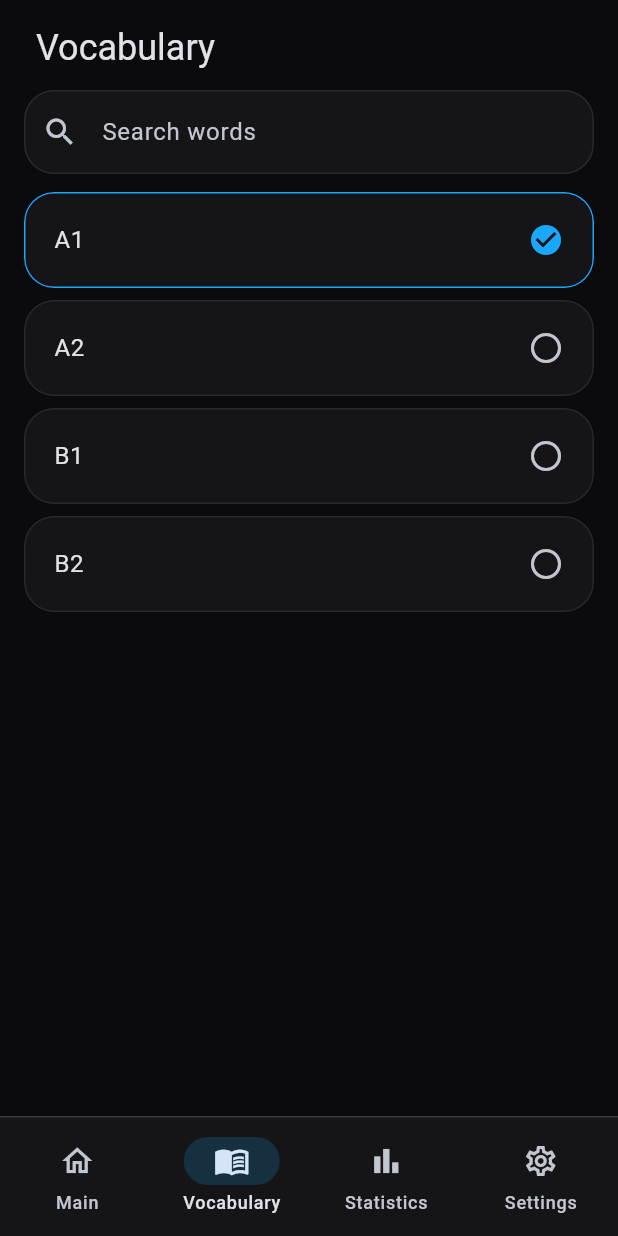
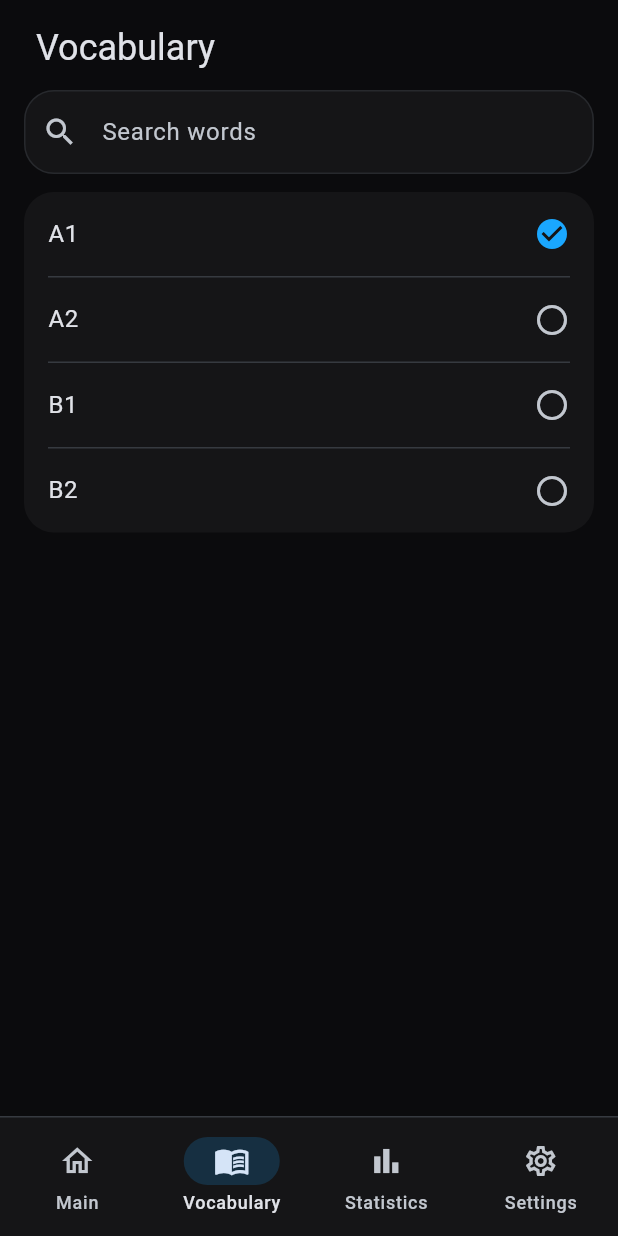
Before and after one commit to Crustbrns/Deutschlernen, a Flutter app: the screen it shows after launch, item 2 of the bottom bar chosen, on a phone screen of 412 x 824 dp. Run offline on Flutter 3.47's test engine with Material 3 defaults, Android fonts, the phone set to English and light mode, and no system bars; our stand-ins replace cupertino_ui, flutter_tts, material_ui, shared_preferences.

Commit message:
Group vocabulary levels in one card with dividers
Co-Authored-By: Claude Opus 5.5 <noreply@anthropic.com>

```diff
--- a/lib/ui/vocabulary/widgets/vocabulary_screen.dart
+++ b/lib/ui/vocabulary/widgets/vocabulary_screen.dart
@@ -88,41 +88,24 @@ class _VocabularyScreenState extends State<VocabularyScreen> {
       );
     }
 
-    // One shared card with rows split by lines, like the examples on the card.
     // A Column builds every row at once; fine for now, switch to a lazy list
     // if the dictionary grows to thousands of words.
     return SingleChildScrollView(
       padding: const EdgeInsets.fromLTRB(16, 0, 16, 24),
       // Scrolling the results hides the keyboard, as in iOS search.
       keyboardDismissBehavior: ScrollViewKeyboardDismissBehavior.onDrag,
-      child: Material(
-        color: AppColors.card,
-        // No outline: the card stands out by its fill only.
-        shape: RoundedRectangleBorder(borderRadius: BorderRadius.circular(20)),
-        // Clips the ripple of the first/last row to the rounded corners.
-        clipBehavior: Clip.antiAlias,
-        child: Column(
-          children: [
-            for (var i = 0; i < results.length; i++) ...[
-              if (i > 0)
-                Divider(
-                  height: 1,
-                  thickness: 1,
-                  indent: 16,
-                  endIndent: 16,
-                  color: AppColors.divider(colors),
-                ),
-              _ResultRow(
-                word: results[i],
-                onTap: () {
-                  FocusScope.of(context).unfocus();
-                  widget.onWordSelected(results[i]);
-                },
-                onSpeak: () => widget.onSpeak(results[i].withArticle),
-              ),
-            ],
-          ],
-        ),
+      child: _GroupedCard(
+        children: [
+          for (final word in results)
+            _ResultRow(
+              word: word,
+              onTap: () {
+                FocusScope.of(context).unfocus();
+                widget.onWordSelected(word);
+              },
+              onSpeak: () => widget.onSpeak(word.withArticle),
+            ),
+        ],
       ),
     );
   }
@@ -130,25 +113,63 @@ class _VocabularyScreenState extends State<VocabularyScreen> {
   Widget _buildDictionaries(BuildContext context) {
     final colors = Theme.of(context).colorScheme;
 
-    return ListView(
+    return SingleChildScrollView(
       padding: const EdgeInsets.fromLTRB(16, 0, 16, 24),
-      children: [
-        for (var i = 0; i < _dictionaries.length; i++)
-          Padding(
-            padding: const EdgeInsets.only(bottom: 8),
-            child: _Tile(
-              selected: i == _selected,
-              onTap: () => setState(() => _selected = i),
+      child: _GroupedCard(
+        children: [
+          for (var i = 0; i < _dictionaries.length; i++)
+            ListTile(
+              // 16 = divider indent, so text and lines start at one edge.
+              contentPadding: const EdgeInsets.symmetric(horizontal: 16),
               title: Text(_dictionaries[i]),
+              // In a shared card a row can't have its own outline, so the
+              // selection is shown by the check only.
               trailing: Icon(
                 i == _selected ? Icons.check_circle : Icons.circle_outlined,
                 color: i == _selected
                     ? AppColors.accentBlue
                     : colors.onSurfaceVariant,
               ),
+              onTap: () => setState(() => _selected = i),
             ),
-          ),
-      ],
+        ],
+      ),
+    );
+  }
+}
+
+/// One rounded card with its rows split by thin lines, like the examples
+/// on the word card. Used for the dictionaries and the search results.
+class _GroupedCard extends StatelessWidget {
+  const _GroupedCard({required this.children});
+
+  final List<Widget> children;
+
+  @override
+  Widget build(BuildContext context) {
+    final colors = Theme.of(context).colorScheme;
+
+    return Material(
+      color: AppColors.card,
+      // No outline: the card stands out by its fill only.
+      shape: RoundedRectangleBorder(borderRadius: BorderRadius.circular(20)),
+      // Clips the ripple of the first/last row to the rounded corners.
+      clipBehavior: Clip.antiAlias,
+      child: Column(
+        children: [
+          for (var i = 0; i < children.length; i++) ...[
+            if (i > 0)
+              Divider(
+                height: 1,
+                thickness: 1,
+                indent: 16,
+                endIndent: 16,
+                color: AppColors.divider(colors),
+              ),
+            children[i],
+          ],
+        ],
+      ),
     );
   }
 }
@@ -279,42 +300,3 @@ class _ResultRow extends StatelessWidget {
     );
   }
 }
-
-/// Rounded card row for the dictionaries list.
-class _Tile extends StatelessWidget {
-  const _Tile({
-    required this.selected,
-    required this.onTap,
-    required this.title,
-    this.trailing,
-  });
-
-  final bool selected;
-  final VoidCallback onTap;
-  final Widget title;
-  final Widget? trailing;
-
-  @override
-  Widget build(BuildContext context) {
-    final colors = Theme.of(context).colorScheme;
-
-    return Material(
-      color: AppColors.card,
-      shape: RoundedRectangleBorder(
-        borderRadius: BorderRadius.circular(20),
-        side: BorderSide(
-          color: selected
-              ? AppColors.accentBlue
-              : colors.outlineVariant.withValues(alpha: 0.4),
-        ),
-      ),
-      clipBehavior: Clip.antiAlias,
-      child: ListTile(
-        contentPadding: const EdgeInsets.symmetric(horizontal: 20, vertical: 4),
-        title: title,
-        trailing: trailing,
-        onTap: onTap,
-      ),
-    );
-  }
-}
```
